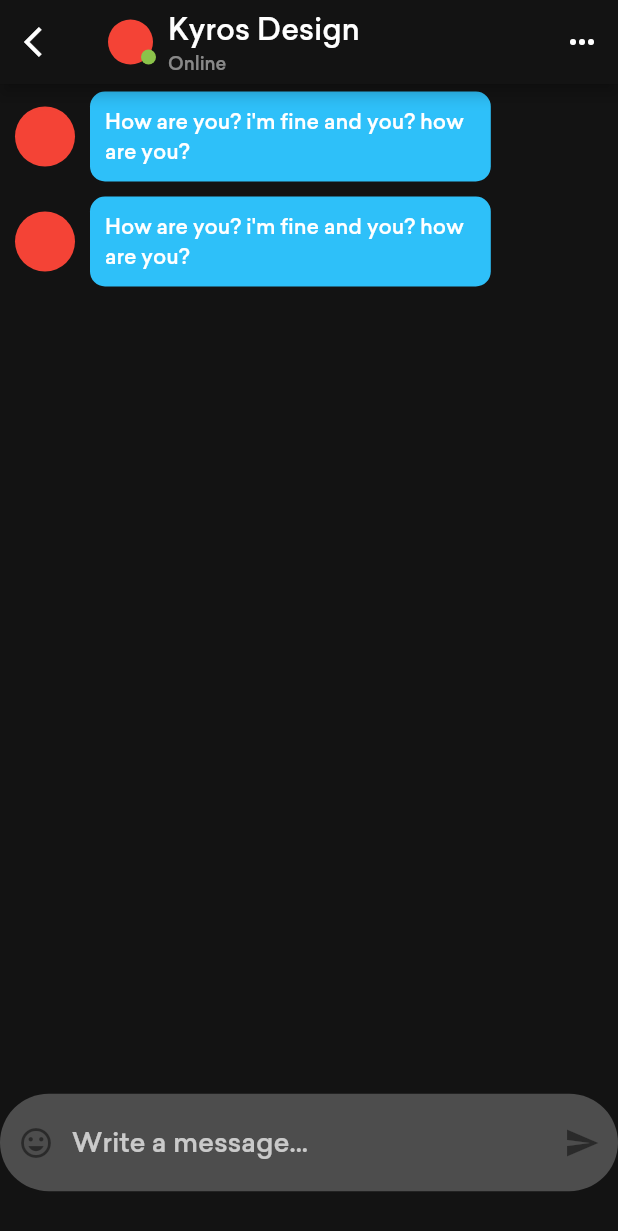
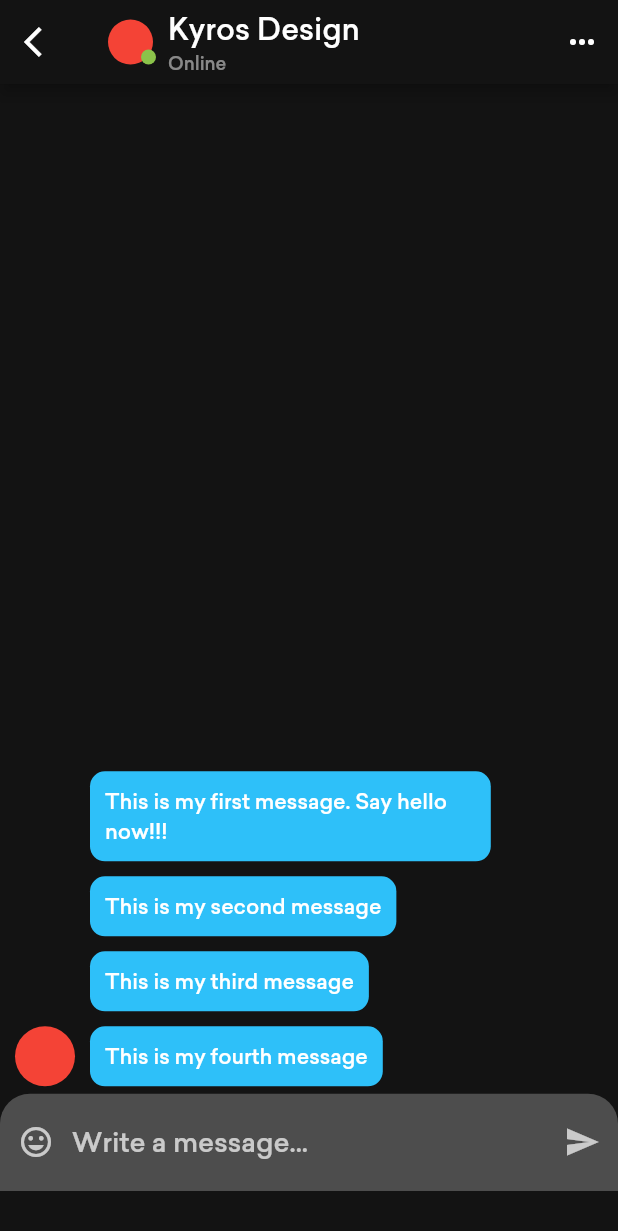
Before and after one commit to KyrosDev/BucketDesign, a Flutter app: the screen it shows after launch, item 3 of the bottom bar chosen, after a tap on "10", on a phone screen of 412 x 824 dp. Shown: the top 1231 px of the screen. Run offline on Flutter 3.47's test engine with Material 2 defaults, Android fonts, the phone set to English and light mode, and no system bars; our stand-ins replace flutter_svg, font_awesome_flutter, photo_view, timeago; network calls fail.

Commit message:
Fixed User Chat View

```diff
--- a/BucketDesign/lib/views/postDetails.dart
+++ b/BucketDesign/lib/views/postDetails.dart
@@ -34,12 +34,9 @@ class _PostPageState extends State<PostPage> {
         ModalRoute.of(context).settings.arguments;
     final Post post = routeArgs["post"];
 
-    @override
     void initState() {
       setState(() {
-        if (_comments.length > 0) {
-          _commented = true;
-        }
+        _comments.length > 0 ? _commented = true : _commented = false;
         _likes = post.likes;
       });
       super.initState();
--- a/BucketDesign/lib/views/user_chat.dart
+++ b/BucketDesign/lib/views/user_chat.dart
@@ -15,6 +15,8 @@ class UserChat extends StatefulWidget {
 }
 
 class _UserChatState extends State<UserChat> {
+  TextEditingController _messageController = TextEditingController();
+
   @override
   Widget build(BuildContext context) {
     Map<String, dynamic> arguments = ModalRoute.of(context).settings.arguments;
@@ -93,23 +95,32 @@ class _UserChatState extends State<UserChat> {
             crossAxisAlignment: CrossAxisAlignment.start,
             children: <Widget>[
               MessagesList(appBar),
-              Container(
-                color: Colors.transparent,
+              SingleChildScrollView(
+                child: Container(
                   height: (mq.size.height -
                           mq.padding.top -
                           appBar.preferredSize.height -
-                        115) *
+                          120) *
                       0.1,
                   child: TextField(
+                    controller: _messageController,
+                    style: TextStyle(
+                      color: Colors.white,
+                      fontSize: 18,
+                    ),
                     decoration: InputDecoration(
                       suffixIcon: IconButton(
-                      icon: Icon(Icons.send),
+                        icon: Icon(
+                          Icons.send,
+                          color: Colors.white70,
+                        ),
                         onPressed: () => {},
                       ),
                       border: OutlineInputBorder(
                         borderSide: BorderSide.none,
-                      borderRadius: const BorderRadius.all(
-                        const Radius.circular(50.0),
+                        borderRadius: const BorderRadius.only(
+                          topRight: const Radius.circular(20.0),
+                          topLeft: const Radius.circular(20.0),
                         ),
                       ),
                       filled: true,
@@ -122,10 +133,13 @@ class _UserChatState extends State<UserChat> {
                         color: Colors.white70,
                         fontSize: 18,
                       ),
+                      suffixStyle: TextStyle(),
                       prefixIcon: IconButton(
                         onPressed: () => print("asdasd"),
                         icon: Icon(
                           Icons.insert_emoticon,
+                          color: Colors.white70,
+                        ),
                       ),
                     ),
                   ),
--- a/BucketDesign/lib/widgets/mainAppBar.dart
+++ b/BucketDesign/lib/widgets/mainAppBar.dart
@@ -2,7 +2,6 @@
 import 'package:flutter/material.dart';
 
 // Utils
-import '../utils/Theme.dart';
 import '../utils/me.dart';
 
 // Widgets
--- a/BucketDesign/lib/widgets/messages_list.dart
+++ b/BucketDesign/lib/widgets/messages_list.dart
@@ -13,6 +13,25 @@ class MessagesList extends StatefulWidget {
 }
 
 class _MessagesListState extends State<MessagesList> {
+  List<Map<String, dynamic>> messages = [
+    {
+      "text": "This is my fourth message",
+      "int": 3,
+    },
+    {
+      "text": "This is my third message",
+      "int": 2,
+    },
+    {
+      "text": "This is my second message",
+      "int": 1,
+    },
+    {
+      "text": "This is my first message. Say hello now!!!",
+      "int": 0,
+    },
+  ];
+
   @override
   Widget build(BuildContext context) {
     MediaQueryData mq = MediaQuery.of(context);
@@ -25,7 +44,8 @@ class _MessagesListState extends State<MessagesList> {
       child: ListView.builder(
         physics: BouncingScrollPhysics(),
         scrollDirection: Axis.vertical,
-        itemCount: 2,
+        itemCount: messages.length,
+        reverse: true,
         itemBuilder: (BuildContext context, int index) {
           return Row(
             children: <Widget>[
@@ -35,7 +55,9 @@ class _MessagesListState extends State<MessagesList> {
                 height: 40,
                 decoration: BoxDecoration(
                   borderRadius: BorderRadius.circular(100),
-                  color: Colors.red,
+                  color: index == 0
+                      ? Colors.red
+                      : Colors.transparent,
                 ),
               ),
               Container(
@@ -51,7 +73,7 @@ class _MessagesListState extends State<MessagesList> {
                 child: Container(
                   constraints: BoxConstraints(maxWidth: mq.size.width * 0.6),
                   child: Text(
-                    "How are you? i'm fine and you? how are you?",
+                    messages[index]["text"],
                     style: TextStyle(
                       color: Colors.white,
                     ),
```
Lines whose indentation alone changed are shown as unchanged.
